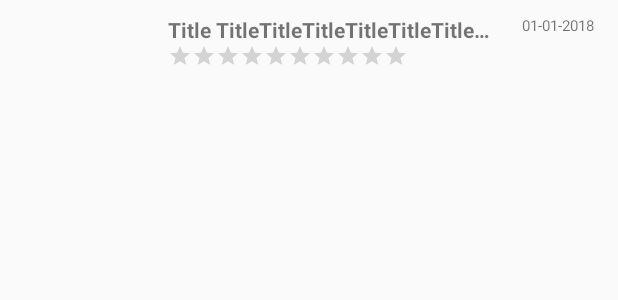
After one commit to andresjose1983/movies-test, an Android app: the layout item_movie.xml on its own in the app's theme, with its tools: preview values and no code run, on a phone screen of 412 x 824 dp. The commit adds this screen. Shown: the top 300 px of the screen. Run offline under Robolectric (Android 15) with nearby library versions, the phone set to English and light mode, and no system bars; network calls fail.

Commit message:
Created movies view

```diff
--- a/app/build.gradle
+++ b/app/build.gradle
@@ -12,6 +12,7 @@ android {
         testInstrumentationRunner "android.support.test.runner.AndroidJUnitRunner"
 
         buildConfigField("String", "API_URL", '"https://api.themoviedb.org/3/"')
+        buildConfigField("String", "URL_IMAGE", '"https://image.tmdb.org/t/p/w90_and_h90_bestv2/"')
         buildConfigField("String", "API_KEY", '"7c682b2064fe3a4184e4a5372290c3c8"')
 
         jackOptions {
--- a/app/src/main/java/com/example/andres/movies_test/model/Movie.java
+++ b/app/src/main/java/com/example/andres/movies_test/model/Movie.java
@@ -35,10 +35,10 @@ public class Movie implements Serializable, Comparable<Movie> {
     private String title;
 
     @SerializedName("vote_average")
-    private double vote;
+    private float vote;
 
     public Movie(int id, String backdropPath, String originalLanguage, String originalTitle,
-                 String overview, String date, String posterPath, String title, double vote) {
+                 String overview, String date, String posterPath, String title, float vote) {
         this.id = id;
         this.backdropPath = backdropPath;
         this.originalLanguage = originalLanguage;
@@ -134,7 +134,7 @@ public class Movie implements Serializable, Comparable<Movie> {
      * Get movie vote
      * @return
      */
-    public double getVote() {
+    public float getVote() {
         return vote;
     }
 
--- /dev/null
+++ b/app/src/main/res/layout/item_movie.xml
@@ -0,0 +1,59 @@
+<?xml version="1.0" encoding="utf-8"?>
+<RelativeLayout xmlns:android="http://schemas.android.com/apk/res/android"
+    xmlns:tools="http://schemas.android.com/tools"
+    android:layout_width="match_parent"
+    android:layout_height="@dimen/item_height_big"
+    android:clickable="true"
+    android:foreground="?android:selectableItemBackground"
+    android:gravity="center">
+
+    <ImageView
+        android:id="@+id/iv_movie"
+        android:layout_width="@dimen/image_item_size_big"
+        android:layout_height="@dimen/image_item_size_big"
+        android:layout_marginEnd="@dimen/margin_normal"
+        android:layout_marginLeft="@dimen/margin_normal"
+        android:layout_marginRight="@dimen/margin_normal"
+        android:layout_marginStart="@dimen/margin_normal" />
+
+    <TextView
+        android:id="@+id/tv_title"
+        android:layout_width="wrap_content"
+        android:layout_height="wrap_content"
+        android:layout_toEndOf="@id/iv_movie"
+        android:layout_toLeftOf="@+id/tv_date"
+        android:layout_toRightOf="@+id/iv_movie"
+        android:layout_toStartOf="@+id/tv_date"
+        android:ellipsize="end"
+        android:maxLines="1"
+        android:textStyle="bold"
+        tools:text="Title TitleTitleTitleTitleTitleTitleTitleTitleTitleTitleTitle" />
+
+    <RatingBar
+        android:id="@+id/rb_movie"
+        style="?android:attr/ratingBarStyleSmall"
+        android:layout_width="wrap_content"
+        android:layout_height="wrap_content"
+        android:layout_below="@+id/tv_title"
+        android:layout_toEndOf="@+id/iv_movie"
+        android:layout_toRightOf="@+id/iv_movie"
+        android:isIndicator="true"
+        android:numStars="10"
+        android:stepSize="0.1" />
+
+    <TextView
+        android:id="@+id/tv_date"
+        android:layout_width="wrap_content"
+        android:layout_height="wrap_content"
+        android:layout_above="@+id/rb_movie"
+        android:layout_alignParentEnd="true"
+        android:layout_alignParentRight="true"
+        android:layout_alignTop="@+id/tv_title"
+        android:layout_marginEnd="@dimen/margin_normal"
+        android:layout_marginLeft="@dimen/margin_normal"
+        android:layout_marginRight="@dimen/margin_normal"
+        android:layout_marginStart="@dimen/margin_normal"
+        android:textSize="@dimen/text_small"
+        tools:text="01-01-2018" />
+
+</RelativeLayout>
--- a/app/src/main/res/values/dimens.xml
+++ b/app/src/main/res/values/dimens.xml
@@ -2,4 +2,13 @@
     <!-- Default screen margins, per the Android Design guidelines. -->
     <dimen name="activity_horizontal_margin">16dp</dimen>
     <dimen name="activity_vertical_margin">16dp</dimen>
+    <dimen name="text_regular">16sp</dimen>
+    <dimen name="text_small">10sp</dimen>
+    <dimen name="margin_small">8dp</dimen>
+    <dimen name="margin_normal">16dp</dimen>
+    <dimen name="item_height_normal">48dp</dimen>
+    <dimen name="item_height_big">100dp</dimen>
+    <dimen name="image_item_size">40dp</dimen>
+    <dimen name="image_item_size_big">80dp</dimen>
+
 </resources>
```
Also changed, not shown: app/src/main/java/com/example/andres/movies_test/MainActivity.java (+11 -2 lines), app/src/main/java/com/example/andres/movies_test/MovieAdapter.java (deleted, +0 -8 lines), app/src/main/java/com/example/andres/movies_test/adapter/GenreAdapter.java (added, +79 -0 lines), app/src/main/java/com/example/andres/movies_test/adapter/MovieAdapter.java (added, +71 -0 lines), app/src/main/res/layout/activity_main.xml (+6 -8 lines), app/src/main/res/layout/item_genre.xml (added, +30 -0 lines).
